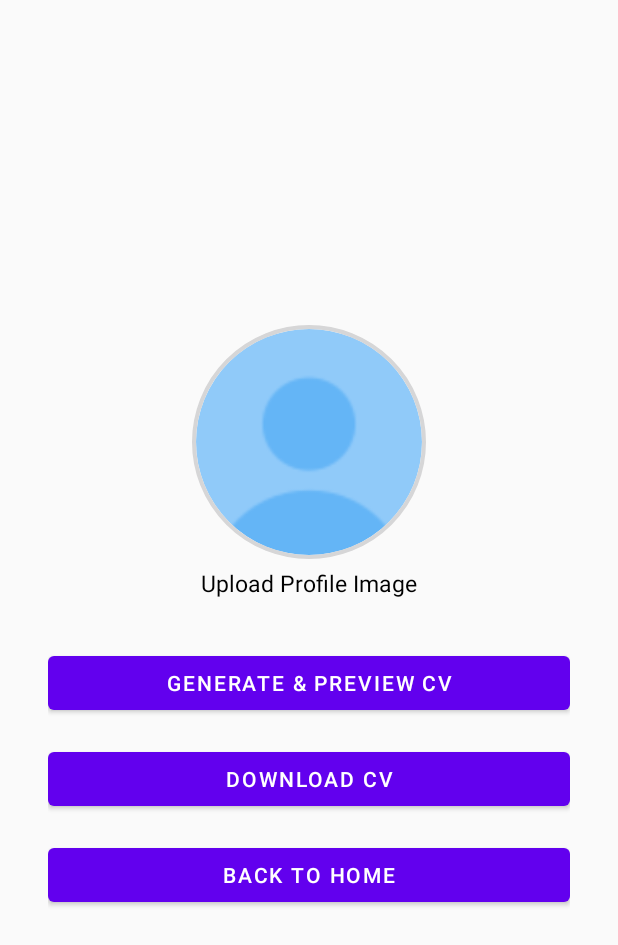
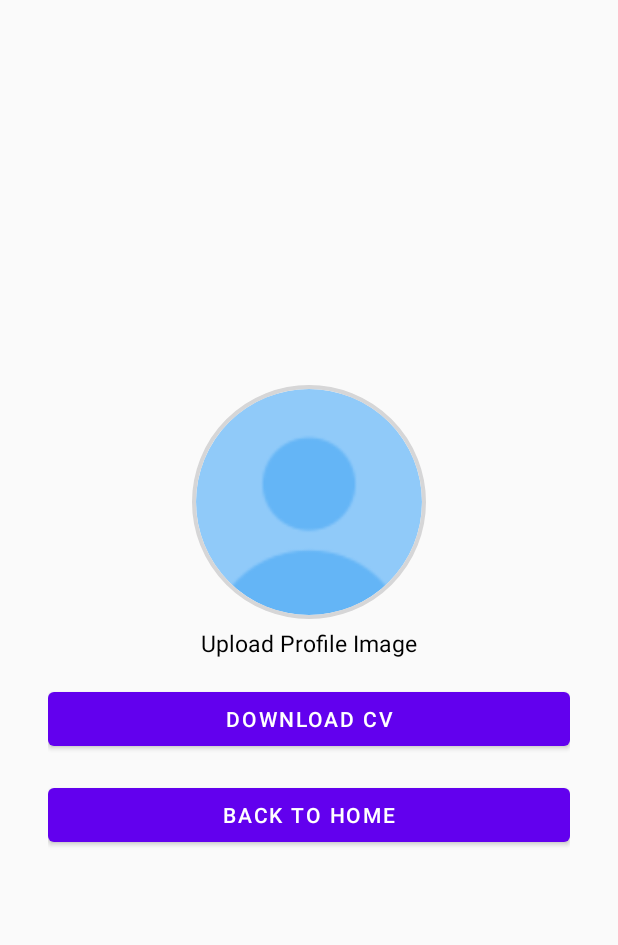
Before and after one commit to siddhantdrk/THE_CV_MAKER, an Android app: the GenerateDownloadCvActivity screen opened directly, with no data from a screen before it, on a phone screen of 412 x 824 dp. Shown: the top 945 px of the screen. Run offline under Robolectric (Android 15) with nearby library versions, the phone set to English and light mode, and no system bars; our stand-ins replace CircleImageView, sdp/ssp sizes; 9 statements that could not run were skipped.

Commit message:
Removed preview cv

```diff
--- a/app/src/main/java/com/example/thecvmaker/GenerateDownloadCvActivity.java
+++ b/app/src/main/java/com/example/thecvmaker/GenerateDownloadCvActivity.java
@@ -403,7 +403,6 @@ public class GenerateDownloadCvActivity extends AppCompatActivity {
     }
 
     private void initViews() {
-        GeneratePreviewCvBtn = findViewById(R.id.generate_cv_btn);
         DownloadCvBtn = findViewById(R.id.download_cv_btn);
         BackToHomeBtn = findViewById(R.id.back_to_home_btn);
     }
--- a/app/src/main/res/layout/activity_generate_download_cv.xml
+++ b/app/src/main/res/layout/activity_generate_download_cv.xml
@@ -45,16 +45,6 @@
                 android:textColor="@color/black"
                 android:textSize="@dimen/_12ssp" />
 
-
-            <com.google.android.material.button.MaterialButton
-                android:id="@+id/generate_cv_btn"
-                android:layout_width="match_parent"
-                android:layout_height="wrap_content"
-                android:layout_gravity="center_horizontal"
-                android:layout_marginTop="32dp"
-                android:text="Generate &amp; Preview Cv"
-                app:cornerRadius="4dp" />
-
             <com.google.android.material.button.MaterialButton
                 android:id="@+id/download_cv_btn"
                 android:layout_width="match_parent"
```
